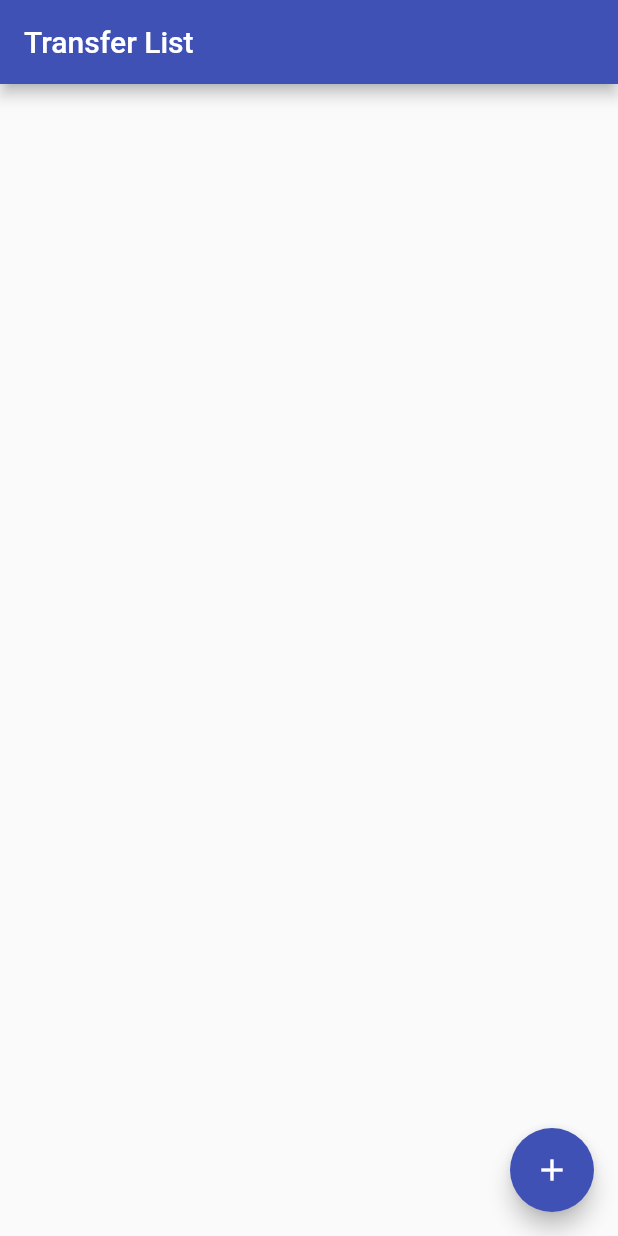
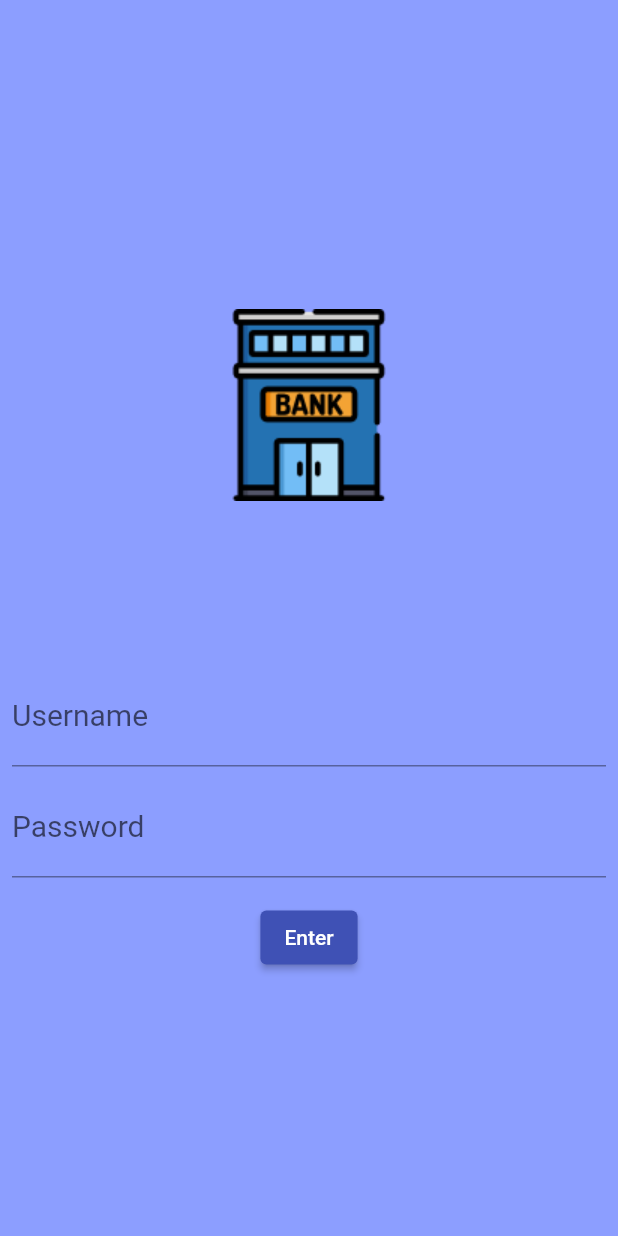
Before and after one commit to andrelake/bankApp-flutter, a Flutter app: the screen it shows after launch, on a phone screen of 412 x 824 dp. Run offline on Flutter 3.47's test engine with Material 2 defaults, Android fonts, the phone set to English and light mode, and no system bars.

Commit message:
Login page

```diff
--- a/lib/components/inputText.component.dart
+++ b/lib/components/inputText.component.dart
@@ -1,24 +1,37 @@
 import 'package:flutter/material.dart';
 
 class InputText extends StatelessWidget {
-  final TextEditingController _controller;
-  final String _label;
-  final String _hint;
+  final TextEditingController controller;
+  final String label;
+  final String hint;
+  final String errorText;
+  final bool isObscureText;
+  final TextInputType inputType;
 
-  InputText(this._controller, this._label, this._hint);
+  InputText({this.controller,
+    this.label,
+    this.hint,
+    this.errorText,
+    this.isObscureText = false,
+    this.inputType = TextInputType.number
+  });
 
   @override
   Widget build(BuildContext context) {
     return Padding(
       padding: const EdgeInsets.fromLTRB(8, 8, 8, 0),
       child: TextField(
-        style: TextStyle(fontSize: 20),
-        controller: _controller,
+        style: TextStyle(
+            fontSize: 20,
+        ),
+        controller: controller,
         decoration: InputDecoration(
-            labelText: _label,
-            hintText: _hint,
+            labelText: label,
+            hintText: hint,
+            errorText: errorText,
         ),
-        keyboardType: TextInputType.number,
+        keyboardType: inputType,
+        obscureText: isObscureText,
       ),
     );
   }
--- a/lib/main.dart
+++ b/lib/main.dart
@@ -1,5 +1,6 @@
 import 'package:flutter/material.dart';
-import 'package:lakebank_flutter/screens/transfer-list.component.dart';
+import 'package:lakebank_flutter/screens/login.screen.dart';
+import 'package:lakebank_flutter/screens/transfer-list.screen.dart';
 
 void main() {
   runApp(BankApp());
@@ -9,7 +10,7 @@ class BankApp extends StatelessWidget {
   @override
   Widget build(BuildContext context) {
     return MaterialApp(
-      home: TransferList()
+      home: LoginScreen()
     );
   }
 }
--- /dev/null
+++ b/lib/models/user.dart
@@ -0,0 +1,13 @@
+class User {
+  final String name;
+  final String surname;
+  final String username;
+  final String password;
+
+  User(this.name, this.surname, this.username, this.password);
+
+  @override
+  String toString() {
+    return 'User{name: $name, surname: $surname, username: $username, password: $password}';
+  }
+}
--- /dev/null
+++ b/lib/screens/login.screen.dart
@@ -0,0 +1,78 @@
+import 'package:flutter/material.dart';
+import 'package:lakebank_flutter/components/inputText.component.dart';
+import 'package:lakebank_flutter/models/user.dart';
+import 'package:lakebank_flutter/screens/transfer-list.screen.dart';
+
+const _usernameLabel = 'Username';
+const _usernameHint = 'john_doe';
+const _passwordLabel = 'Password';
+const _passwordHint = '123456';
+
+
+class LoginScreen extends StatefulWidget {
+  final List<User> _userlist = [
+    User('John', 'Doe', 'john_doe', '123456'),
+    User('Mark', 'Jenkins', 'mark_j', '999999'),
+  ];
+
+  @override
+  State<StatefulWidget> createState() {
+    return LoginScreenState();
+  }
+}
+
+class LoginScreenState extends State<LoginScreen> {
+  final TextEditingController _usernameController = TextEditingController();
+  final TextEditingController _passwordController = TextEditingController();
+
+  @override
+  Widget build(BuildContext context) {
+    return Scaffold(
+      backgroundColor: Colors.indigoAccent[100],
+      body: SingleChildScrollView(
+        child: Column(
+          children: [
+            SizedBox(height: MediaQuery.of(context).copyWith().size.height / 4,),
+            Image(
+                image: AssetImage('lib/assets/bank.png')
+            ),
+            SizedBox(height: MediaQuery.of(context).copyWith().size.height / 8,),
+            InputText(
+              controller: _usernameController,
+              label: _usernameLabel,
+              hint: _usernameHint,
+              inputType: TextInputType.text,
+            ),
+            InputText(
+              controller: _passwordController,
+              label: _passwordLabel,
+              hint: _passwordHint,
+              isObscureText: true,
+            ),
+            Padding(
+              padding: const EdgeInsets.all(16.0),
+              child: ElevatedButton(
+                style: ButtonStyle(
+                    backgroundColor: MaterialStateProperty.all<Color>(Colors.indigo)
+                ),
+                child: Text('Enter'),
+                onPressed: (){
+                  String username = _usernameController.text;
+                  String password = _passwordController.text;
+                  if(username!=null && password!=null) {
+                  widget._userlist.forEach((user) {
+                    if(user.username==username && user.password==password){
+                      Navigator.push(context,
+                          MaterialPageRoute(builder: (context){ return TransferList(); })
+                      );
+                    }
+                  });
+                }
+              }, ),
+            )
+          ],
+        ),
+      ),
+    );
+  }
+}
--- a/lib/screens/transfer-form.screen.dart
+++ b/lib/screens/transfer-form.screen.dart
@@ -32,14 +32,14 @@ class TransferFormState extends State<TransferForm> {
             child: Column(
               children: [
                 InputText(
-                    _accNumberInputController,
-                    _accNumberLabel,
-                    _accNumberHint
+                    controller: _accNumberInputController,
+                    label: _accNumberLabel,
+                    hint: _accNumberHint,
                 ),
                 InputText(
-                    _valueInputController,
-                    _valueLabel,
-                    _valueHint
+                    controller: _valueInputController,
+                    label: _valueLabel,
+                    hint: _valueHint,
                 ),
                 Padding(
                   padding: const EdgeInsets.all(8.0),
--- a/pubspec.yaml
+++ b/pubspec.yaml
@@ -48,7 +48,8 @@ flutter:
   # assets:
   #   - images/a_dot_burr.jpeg
   #   - images/a_dot_ham.jpeg
-
+  assets:
+    - lib/assets/
   # An image asset can refer to one or more resolution-specific "variants", see
   # https://flutter.dev/assets-and-images/#resolution-aware.
 
```
Also changed, not shown: lib/assets/2.0x/bank@2x.png (added), lib/assets/3.0x/bank@3x.png (added), lib/assets/bank.png (added), lib/screens/transfer-list.screen.dart (renamed from lib/screens/transfer-list.component.dart).
